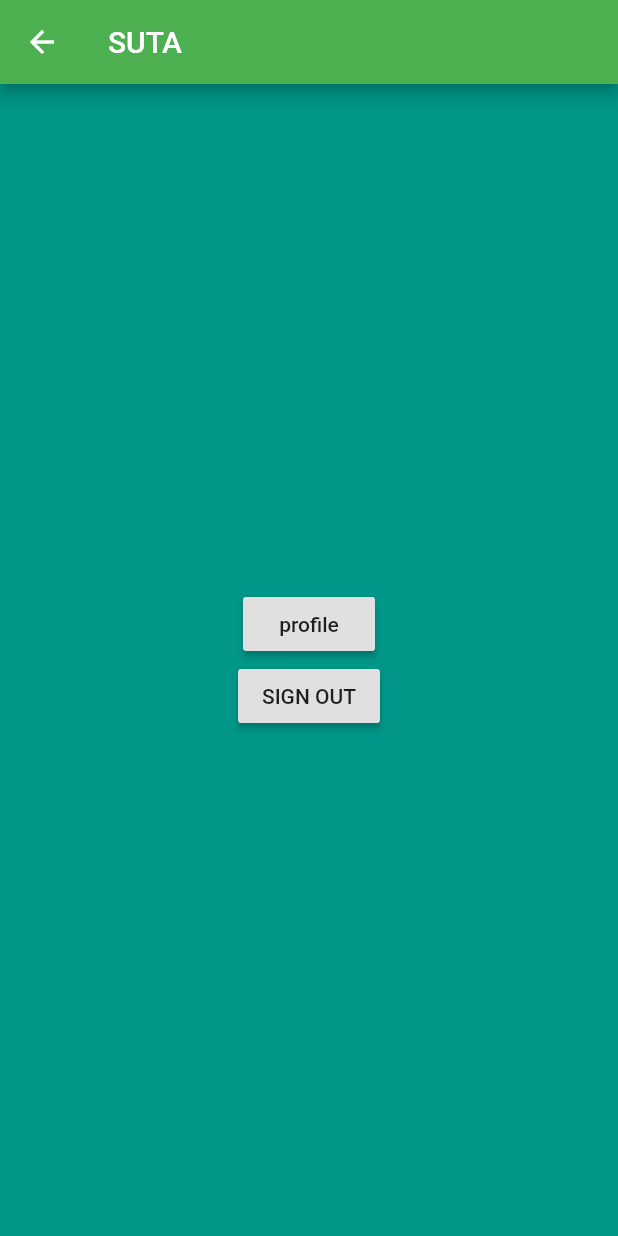
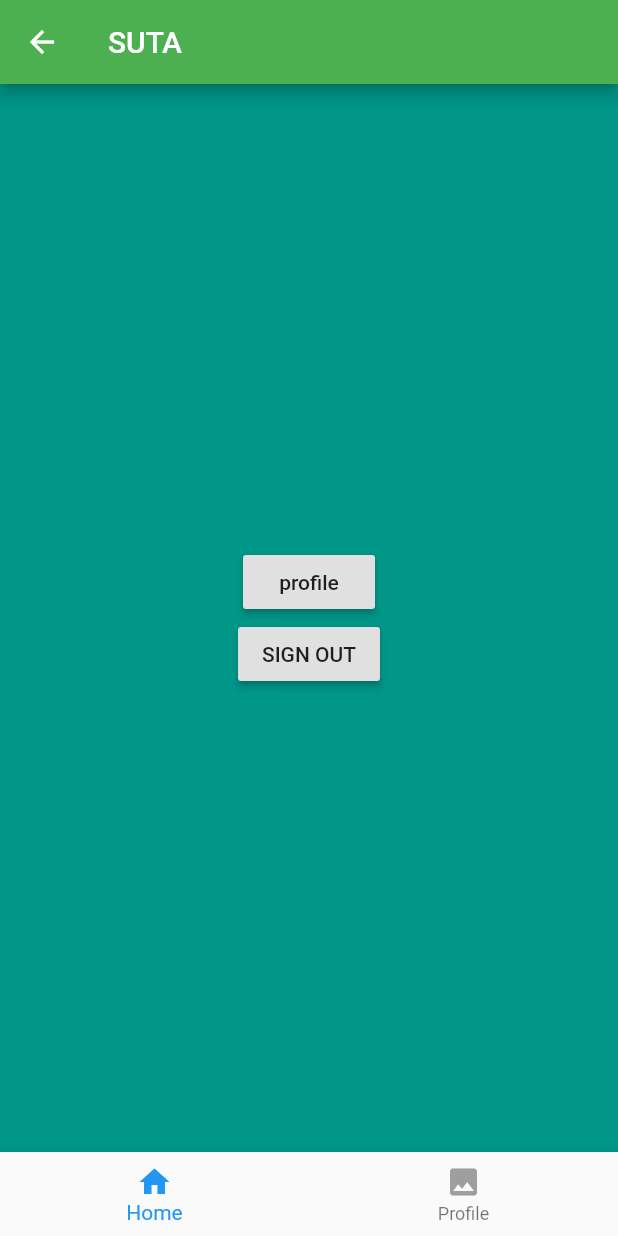
Before and after one commit to preet3001/tutor4u, a Flutter app: the screen it shows after launch, after a tap on "Sign in from Google", on a phone screen of 412 x 824 dp. Run offline on Flutter 3.47's test engine with Material 2 defaults, Android fonts, the phone set to English and light mode, and no system bars; our stand-ins replace firebase_auth, firebase_core, firebase_database, google_sign_in; accounts and stored records are empty.

Commit message:
center is the change

```diff
--- a/lib/main.dart
+++ b/lib/main.dart
@@ -1,4 +1,5 @@
 import 'package:flutter/material.dart';
+import 'package:tutor4u/screens/center_page.dart';
 import 'package:tutor4u/screens/home.dart';
 import 'package:tutor4u/screens/profile_page.dart';
 import 'package:tutor4u/screens/registration_page.dart';
@@ -25,6 +26,7 @@ class tutor4u extends StatelessWidget {
         wrapper.id: (context) => wrapper(),
         home_Page.id: (context) => home_Page(),
         Profile_Page.id: (context) => Profile_Page(),
+        CenterPage.id: (context) =>CenterPage(),
       },
     );
   }
--- /dev/null
+++ b/lib/screens/center_page.dart
@@ -0,0 +1,50 @@
+import 'package:flutter/material.dart';
+import 'package:tutor4u/screens/profile_page.dart';
+import 'home.dart';
+
+class CenterPage extends StatefulWidget {
+  static const String id = 'centerpage';
+  @override
+  _CenterPageState createState() => _CenterPageState();
+}
+
+class _CenterPageState extends State<CenterPage> {
+  PageController _pagecontroler = PageController();
+  List<Widget> _Screens=[home_Page(),Profile_Page()];
+  int selectedindex=0;
+  void onpagechanged (int index){}
+  void onitemchanged (int selectedindex){
+    _pagecontroler.jumpToPage(selectedindex);
+  }
+
+  @override
+  Widget build(BuildContext context) {
+    return Scaffold(
+      body: PageView(
+        controller: _pagecontroler,
+        children: _Screens,
+        onPageChanged: onpagechanged,
+        physics: NeverScrollableScrollPhysics(),
+      ),
+      bottomNavigationBar: BottomNavigationBar(
+        onTap: onitemchanged,
+        items: [
+          BottomNavigationBarItem(
+            icon: Icon(
+              Icons.home,
+              color: selectedindex==0?Colors.blue:Colors.grey,
+            ),
+            title: Text('Home'),
+          ),
+          BottomNavigationBarItem(
+            icon: Icon(
+                Icons.photo,
+              color: selectedindex==1?Colors.blue:Colors.grey,
+            ),
+            title: Text('Profile'),
+          ),
+        ],
+      ),
+    );
+  }
+}
--- a/lib/screens/login_page.dart
+++ b/lib/screens/login_page.dart
@@ -1,9 +1,8 @@
 import 'package:flutter/material.dart';
 import 'package:tutor4u/constants.dart';
-import 'package:tutor4u/screens/profile_page.dart';
-import 'package:tutor4u/screens/registration_page.dart';
 import 'package:tutor4u/services/authentication.dart';
-import 'package:tutor4u/screens/home.dart';
+
+import 'center_page.dart';
 
 class login_Page extends StatefulWidget {
   static const String id = 'login_page';
@@ -50,7 +49,7 @@ class _login_PageState extends State<login_Page> {
             child: Text('Sign in from Google'),
             onPressed: () async {
               await auth.signinwithgoogle();
-              Navigator.pushNamed(context, home_Page.id);
+              Navigator.pushNamed(context, CenterPage.id);
             },
           ),
         ],
--- a/lib/wrapper.dart
+++ b/lib/wrapper.dart
@@ -1,6 +1,6 @@
 import 'package:flutter/material.dart';
+import 'package:tutor4u/screens/center_page.dart';
 import 'package:tutor4u/services/authentication.dart';
-import 'screens/home.dart';
 import 'screens/login_page.dart';
 import 'package:firebase_auth/firebase_auth.dart';
 
@@ -11,7 +11,7 @@ class wrapper extends StatelessWidget {
     try {
       authentication auth = authentication();
       if (FirebaseAuth.instance.currentUser != null) {
-        return home_Page();
+        return CenterPage();
       } else {
         return login_Page();
       }
```
Also changed, not shown: lib/screens/home.dart (line endings or trailing spaces), pubspec.lock.
